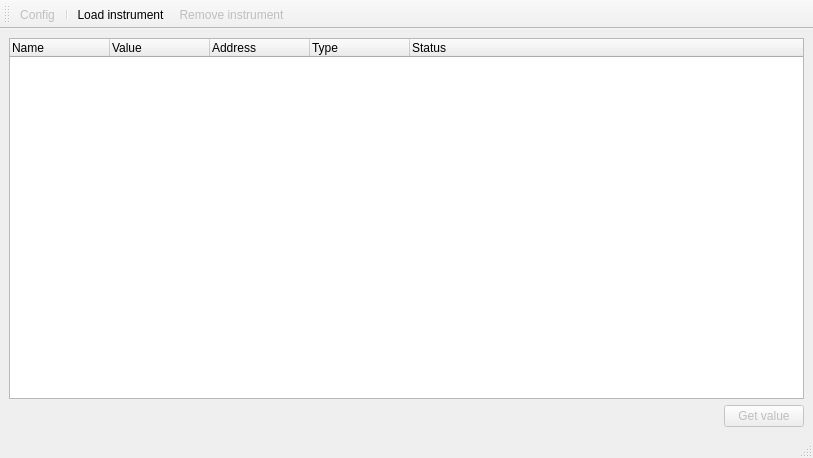
Old version of the form ui/RackWindow.ui in the repository AlexisMrl/HegelLab.
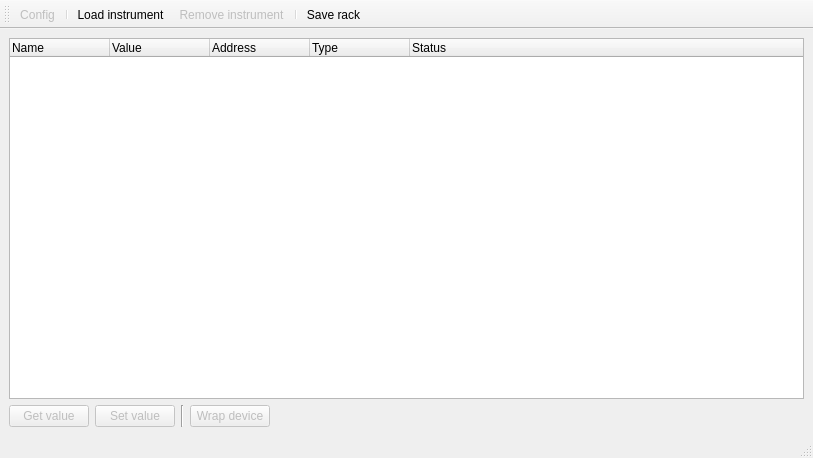
New version of the form. Icons and pictures are not drawn. Custom widgets are drawn as their Qt base class.

Commit message: [Features] live 2d display! + other things:   - detect device type: set/get   - sweep status bar

Patch:
```diff
--- a/ui/RackWindow.ui
+++ b/ui/RackWindow.ui
@@ -45,7 +45,44 @@
      </widget>
     </item>
     <item>
-     <layout class="QHBoxLayout" name="horizontalLayout">
+     <layout class="QHBoxLayout" name="hbox_device">
+      <item>
+       <widget class="QPushButton" name="dev_get_value">
+        <property name="enabled">
+         <bool>false</bool>
+        </property>
+        <property name="text">
+         <string>Get value</string>
+        </property>
+       </widget>
+      </item>
+      <item>
+       <widget class="QPushButton" name="dev_set_value">
+        <property name="enabled">
+         <bool>false</bool>
+        </property>
+        <property name="text">
+         <string>Set value</string>
+        </property>
+       </widget>
+      </item>
+      <item>
+       <widget class="Line" name="line">
+        <property name="orientation">
+         <enum>Qt::Vertical</enum>
+        </property>
+       </widget>
+      </item>
+      <item>
+       <widget class="QPushButton" name="dev_wrap_device">
+        <property name="enabled">
+         <bool>false</bool>
+        </property>
+        <property name="text">
+         <string>Wrap device</string>
+        </property>
+       </widget>
+      </item>
       <item>
        <spacer name="horizontalSpacer">
         <property name="orientation">
@@ -59,16 +96,6 @@
         </property>
        </spacer>
       </item>
-      <item>
-       <widget class="QPushButton" name="dev_get_value">
-        <property name="enabled">
-         <bool>false</bool>
-        </property>
-        <property name="text">
-         <string>Get value</string>
-        </property>
-       </widget>
-      </item>
      </layout>
     </item>
    </layout>
@@ -98,6 +125,8 @@
    <addaction name="separator"/>
    <addaction name="actionAdd"/>
    <addaction name="actionRemove"/>
+   <addaction name="separator"/>
+   <addaction name="actionSaveRack"/>
   </widget>
   <action name="actionAdd">
    <property name="checkable">
@@ -141,6 +170,11 @@
     <string>Config</string>
    </property>
   </action>
+  <action name="actionSaveRack">
+   <property name="text">
+    <string>Save rack</string>
+   </property>
+  </action>
  </widget>
  <customwidgets>
   <customwidget>
```
The commit also changes 11 other files.
